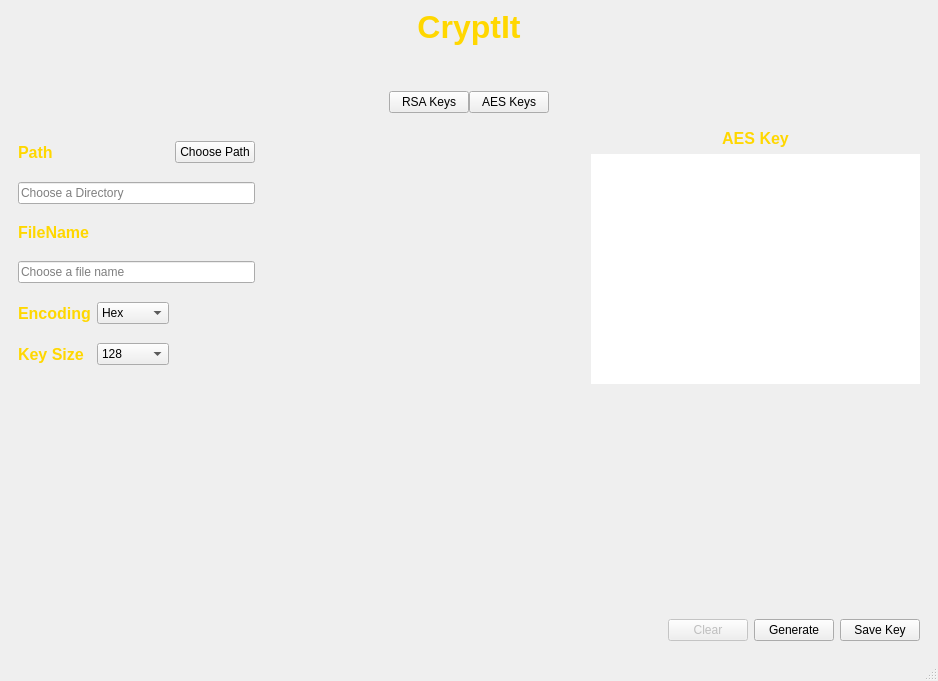
The window that mainwindow.ui (zgitstarz/CryptIt) describes before a commit, drawn with Qt 5.
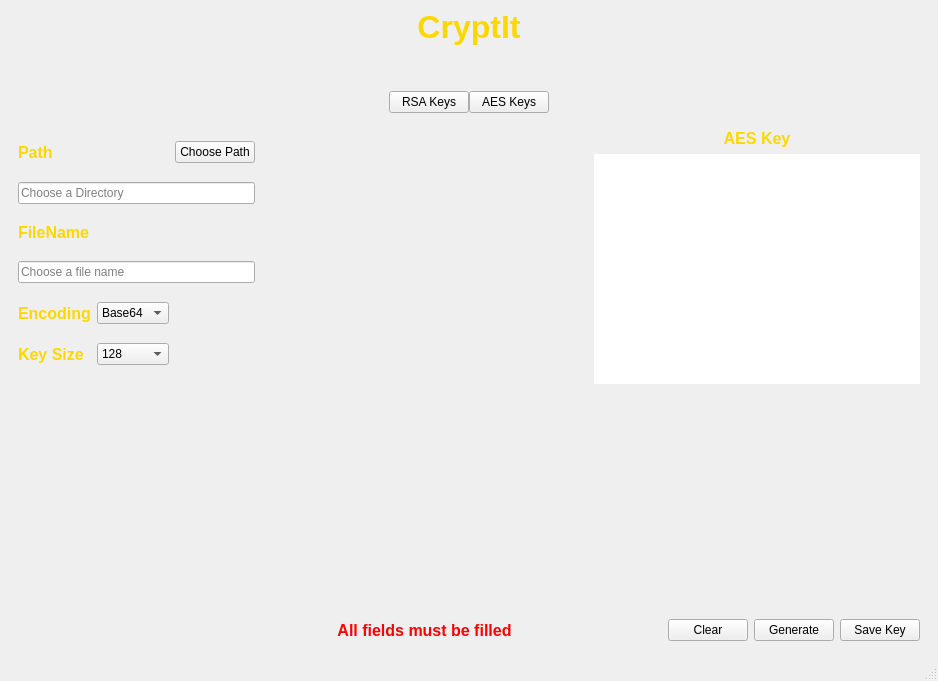
The same window after the commit. The open tabs and pages were chosen to show the change.

```diff
--- a/mainwindow.ui
+++ b/mainwindow.ui
@@ -568,7 +568,7 @@
           <item>
            <widget class="QPushButton" name="AESClearButton">
             <property name="enabled">
-             <bool>false</bool>
+             <bool>true</bool>
             </property>
             <property name="text">
              <string>Clear</string>
@@ -665,11 +665,6 @@
             <property name="editable">
              <bool>false</bool>
             </property>
-            <item>
-             <property name="text">
-              <string>Hex</string>
-             </property>
-            </item>
             <item>
              <property name="text">
               <string>Base64</string>
@@ -811,6 +806,25 @@
           </property>
          </spacer>
         </item>
+        <item row="3" column="1">
+         <widget class="QLabel" name="AESInfoLabel">
+          <property name="font">
+           <font>
+            <pointsize>12</pointsize>
+            <bold>true</bold>
+           </font>
+          </property>
+          <property name="styleSheet">
+           <string notr="true">color: rgb(255, 0, 0);</string>
+          </property>
+          <property name="text">
+           <string>All fields must be filled</string>
+          </property>
+          <property name="alignment">
+           <set>Qt::AlignCenter</set>
+          </property>
+         </widget>
+        </item>
        </layout>
       </widget>
       <widget class="QWidget" name="Hash_Page"/>
```
Left out of the diff: 28 changed lines with no effect on the pictures.
